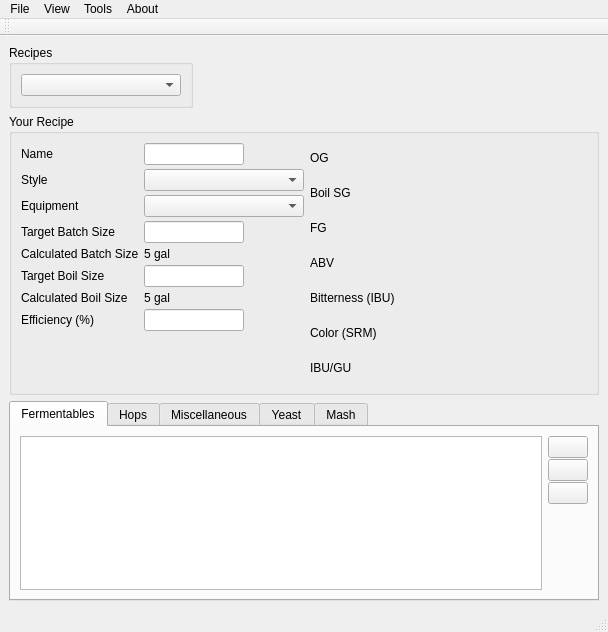
Before: the Qt Designer form ui/mainWindow.ui in Brewtarget/brewtarget, drawn with Qt 5.
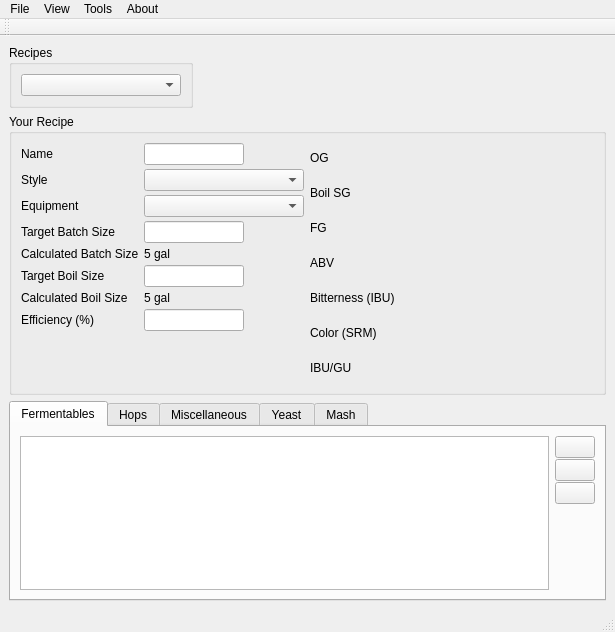
After: the same form once the commit is applied. Icons and pictures are not drawn. Custom widgets are drawn as their Qt base class.

Patch:
```diff
--- a/ui/mainWindow.ui
+++ b/ui/mainWindow.ui
@@ -6,7 +6,7 @@
    <rect>
     <x>0</x>
     <y>0</y>
-    <width>608</width>
+    <width>615</width>
     <height>622</height>
    </rect>
   </property>
@@ -1344,7 +1344,7 @@
     <rect>
      <x>0</x>
      <y>0</y>
-     <width>608</width>
+     <width>615</width>
      <height>21</height>
     </rect>
    </property>
```
Left out of the diff: 6 changed lines with no effect on the pictures.
